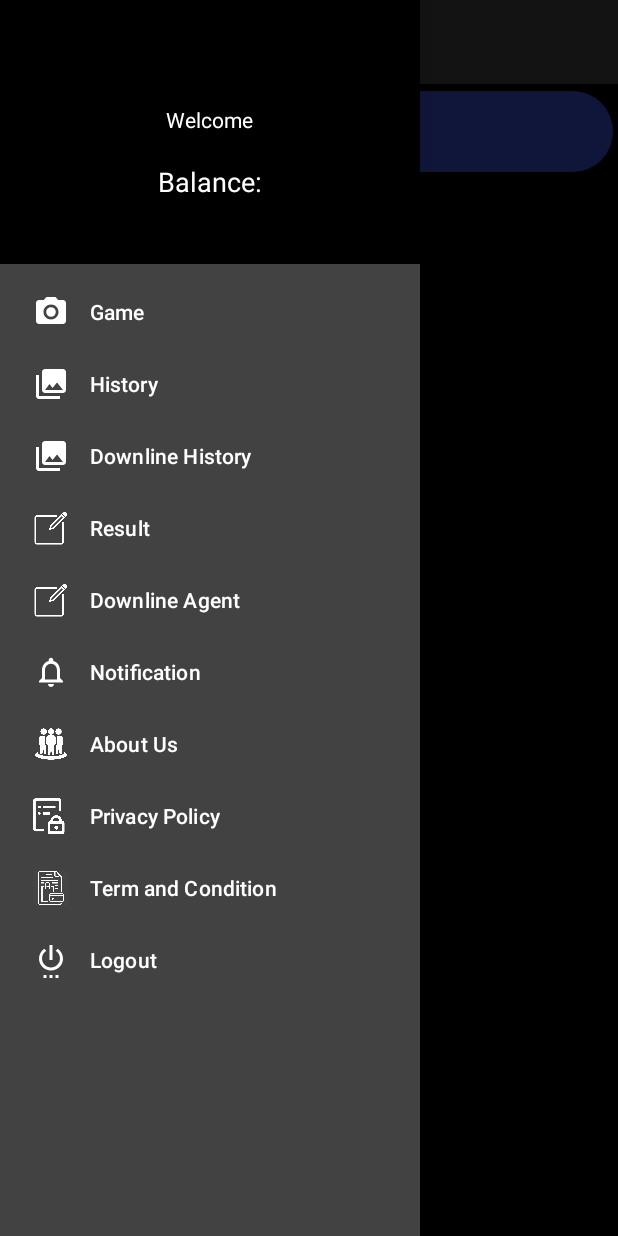
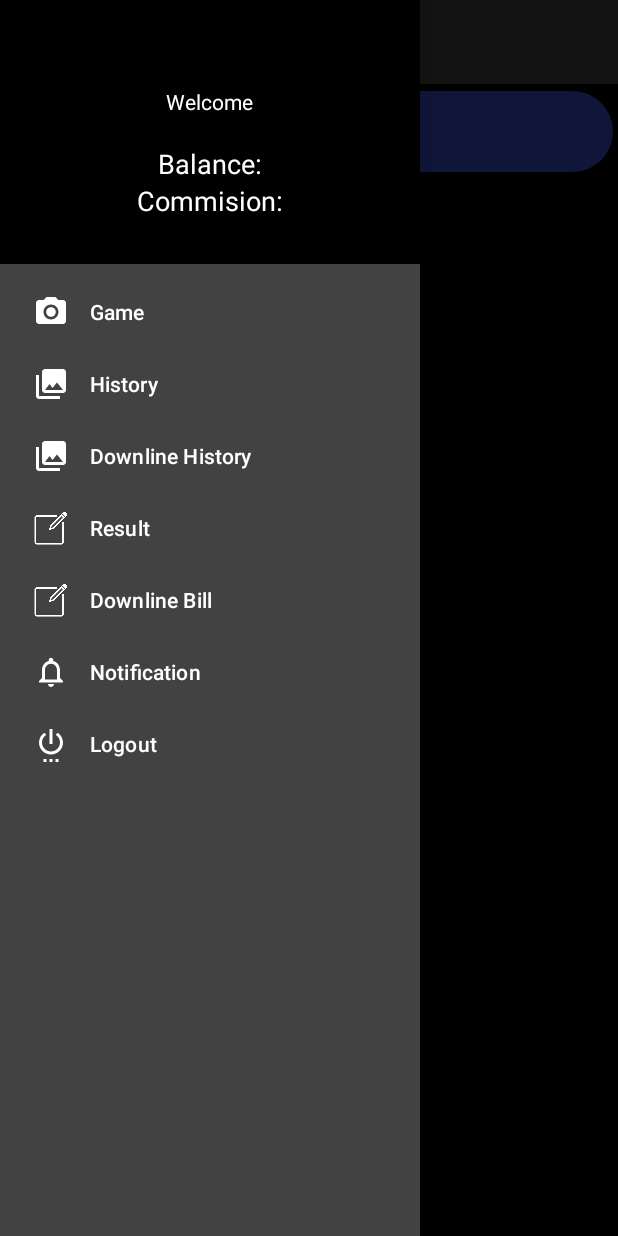
Before and after one commit to pks11iitr/kullulottery-android-26112020, an Android app: the GameFragment screen opened directly, with no data from a screen before it, with the side drawer open, on a phone screen of 412 x 824 dp. Run offline under Robolectric (Android 15) with nearby library versions, the phone set to English and light mode, and no system bars; our stand-ins replace navigation-ui; 1 statement that could not run was skipped.

Commit message:
Few Changes

```diff
--- a/app/src/main/AndroidManifest.xml
+++ b/app/src/main/AndroidManifest.xml
@@ -10,10 +10,10 @@
 
     <application
         android:allowBackup="true"
-        android:icon="@drawable/logo"
+        android:icon="@drawable/logo_seven_star"
         android:label="@string/app_name"
         android:largeHeap="true"
-        android:roundIcon="@drawable/logo"
+        android:roundIcon="@drawable/logo_seven_star"
         android:supportsRtl="true"
         android:theme="@style/Theme.Bangolelautry"
         android:requestLegacyExternalStorage="true"
@@ -44,7 +44,7 @@
 
         <meta-data
             android:name="com.google.firebase.messaging.default_notification_icon"
-            android:resource="@drawable/logo" />
+            android:resource="@drawable/logo_seven_star" />
         <service
             android:name=".commonutils.NotificationService"
             android:stopWithTask="false">
--- a/app/src/main/java/com/kuil/KuilLottery/fragment/GameFragment.java
+++ b/app/src/main/java/com/kuil/KuilLottery/fragment/GameFragment.java
@@ -40,6 +40,7 @@ import retrofit2.Callback;
 import retrofit2.Response;
 
 import static com.kuil.KuilLottery.acitvities.MainActivity.txtBalnc;
+import static com.kuil.KuilLottery.acitvities.MainActivity.txtCommisn;
 import static com.kuil.KuilLottery.acitvities.MainActivity.txtUser;
 
 
@@ -232,7 +233,8 @@ public class GameFragment extends Fragment {
                                      if (response.body().status != null && response.body().status.equals("success")) {
                                          txtBalnc.setText(" ₹"+response.body().balance);
                                          txtUser.setText(response.body().username);
-                                         txtCommision.setText("Total Commision: ₹"+response.body().commissiontotal);
+                                         txtCommision.setText("Commision: ₹"+response.body().commissiontotal);
+                                         txtCommisn.setText(" ₹"+response.body().commissiontotal);
                                          txtRemainBalnceHome.setText("Balance: ₹"+response.body().balance);
                                          if (response.body().data != null && response.body().data.size() > 0) {
                                              arListGame.clear();
--- a/app/src/main/java/com/kuil/KuilLottery/fragment/HistoryFragment.java
+++ b/app/src/main/java/com/kuil/KuilLottery/fragment/HistoryFragment.java
@@ -219,7 +219,7 @@ public class HistoryFragment extends Fragment implements HistoryTabAdapter.OnTab
             }
 
             if (arList.get(position).getGamePrice() != null && arList.get(position).getGamePrice().length() > 0) {
-                holder.tv_price_history.setText(arList.get(position).getGameTiming());
+                holder.tv_price_history.setText("₹"+arList.get(position).getGamePrice());
             } else {
                 holder.tv_price_history.setText("");
             }
--- a/app/src/main/res/layout/nav_header_main.xml
+++ b/app/src/main/res/layout/nav_header_main.xml
@@ -56,6 +56,25 @@
             android:textColor="@color/green" />
     </LinearLayout>
 
+    <LinearLayout
+        android:layout_width="wrap_content"
+        android:layout_height="wrap_content"
+        android:orientation="horizontal">
+        <TextView
+            android:layout_width="wrap_content"
+            android:layout_height="wrap_content"
+            android:text="Commision:"
+            android:textSize="18dp"
+            android:textColor="@color/white" />
+        <TextView
+            android:id="@+id/txtCommisn"
+            android:layout_width="wrap_content"
+            android:layout_height="wrap_content"
+            android:text=""
+            android:textSize="18dp"
+            android:textColor="@color/green" />
+    </LinearLayout>
+
 
 
 </LinearLayout>
--- a/app/src/main/res/layout/row_game.xml
+++ b/app/src/main/res/layout/row_game.xml
@@ -50,7 +50,7 @@
                         android:layout_width="wrap_content"
                         android:layout_height="wrap_content"
                         android:text=""
-                        android:textColor="@color/red"
+                        android:textColor="@color/white"
                         android:textSize="17sp"/>
 
 
--- a/app/src/main/res/menu/activity_main_drawer.xml
+++ b/app/src/main/res/menu/activity_main_drawer.xml
@@ -25,30 +25,30 @@
         <item
             android:id="@+id/nav_agent"
             android:icon="@drawable/drwa_result_icon"
-            android:title="Downline Agent" />
+            android:title="Downline Bill" />
         <item
             android:id="@+id/nav_notification"
             android:icon="@drawable/notifications_icon"
             android:title="Notification" />
 
-        <item android:id="@+id/nav_about_us"
-            android:icon="@drawable/about_us_icon"
-            android:title="About Us"></item>
+<!--        <item android:id="@+id/nav_about_us"-->
+<!--            android:icon="@drawable/about_us_icon"-->
+<!--            android:title="About Us"></item>-->
 
-        <item
-            android:id="@+id/nav_privacy_policy"
-            android:icon="@drawable/privacy_policy_icon"
-            android:title="Privacy Policy" />
+<!--        <item-->
+<!--            android:id="@+id/nav_privacy_policy"-->
+<!--            android:icon="@drawable/privacy_policy_icon"-->
+<!--            android:title="Privacy Policy" />-->
 
 <!--        <item-->
 <!--            android:id="@+id/nav_contact_us"-->
 <!--            android:icon="@drawable/phone_icon"-->
 <!--            android:title="Contact Us" />-->
 
-        <item
-            android:id="@+id/nav_term_condition"
-            android:icon="@drawable/terms_conditions_icon"
-            android:title="Term and Condition" />
+<!--        <item-->
+<!--            android:id="@+id/nav_term_condition"-->
+<!--            android:icon="@drawable/terms_conditions_icon"-->
+<!--            android:title="Term and Condition" />-->
 
 
         <item
--- a/app/src/main/res/values/strings.xml
+++ b/app/src/main/res/values/strings.xml
@@ -1,5 +1,5 @@
 <resources>
-    <string name="app_name">Kuil Lottery</string>
+    <string name="app_name">7STAR</string>
     <string name="title_activity_main">MainActivity</string>
     <string name="navigation_drawer_open">Open navigation drawer</string>
     <string name="navigation_drawer_close">Close navigation drawer</string>
```
Also changed, not shown: app/src/main/java/com/kuil/KuilLottery/acitvities/BookGameActivity.java (+7 -1 lines), app/src/main/java/com/kuil/KuilLottery/acitvities/MainActivity.java (+21 -20 lines), app/src/main/res/layout/activity_book_game.xml (+11 -1 lines), app/src/main/res/drawable/logo_big.png (added), app/src/main/res/drawable/logo_diamond.png (added), app/src/main/res/drawable/logo_play.png (added), app/src/main/res/drawable/logo_race.png (added), app/src/main/res/drawable/logo_seven_star.png (added).
